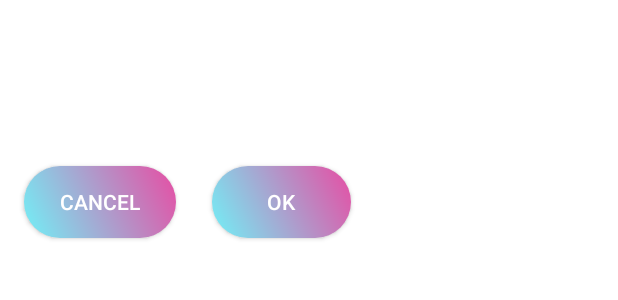
After one commit to dilipkumar4813/Randomiser-Android, an Android app: the layout dialog_two_button.xml on its own in the app's theme, with its tools: preview values and no code run, on a phone screen of 412 x 824 dp. The commit adds this screen. Shown: the top 300 px of the screen. Run offline under Robolectric (Android 15) with nearby library versions, the phone set to English and light mode, and no system bars.

Commit message:
Dialog Implementations

```diff
--- /dev/null
+++ b/app/src/main/res/layout/dialog_two_button.xml
@@ -0,0 +1,72 @@
+<?xml version="1.0" encoding="utf-8"?>
+<androidx.constraintlayout.widget.ConstraintLayout xmlns:android="http://schemas.android.com/apk/res/android"
+    xmlns:app="http://schemas.android.com/apk/res-auto"
+    xmlns:tools="http://schemas.android.com/tools"
+    android:layout_width="@dimen/dm_250"
+    android:layout_height="wrap_content">
+
+    <TextView
+        android:id="@+id/tv_title"
+        android:layout_width="wrap_content"
+        android:layout_height="wrap_content"
+        android:layout_marginTop="@dimen/dm_16"
+        android:fontFamily="@font/cairo_bold"
+        android:textSize="@dimen/sp_22"
+        app:layout_constraintEnd_toEndOf="parent"
+        app:layout_constraintStart_toStartOf="parent"
+        app:layout_constraintTop_toTopOf="parent" />
+
+    <TextView
+        android:id="@+id/tv_description"
+        android:layout_width="wrap_content"
+        android:layout_height="wrap_content"
+        android:layout_marginTop="@dimen/dm_16"
+        android:fontFamily="@font/cairo_regular"
+        android:textColor="@color/font_color"
+        android:textSize="@dimen/sp_14"
+        app:layout_constraintEnd_toEndOf="parent"
+        app:layout_constraintStart_toStartOf="parent"
+        app:layout_constraintTop_toBottomOf="@id/tv_title" />
+
+    <androidx.appcompat.widget.AppCompatButton
+        android:id="@+id/btn_left"
+        android:layout_width="@dimen/dm_0"
+        android:layout_height="wrap_content"
+        android:layout_marginStart="@dimen/dm_16"
+        android:layout_marginTop="@dimen/dm_16"
+        android:layout_marginEnd="@dimen/dm_8"
+        android:layout_marginBottom="@dimen/dm_16"
+        android:background="@drawable/gradient_rounded_button"
+        android:contentDescription="@android:string/ok"
+        android:text="@android:string/cancel"
+        android:textColor="@color/white"
+        app:layout_constraintBottom_toBottomOf="parent"
+        app:layout_constraintEnd_toEndOf="@id/guide_50"
+        app:layout_constraintStart_toStartOf="parent"
+        app:layout_constraintTop_toBottomOf="@id/tv_description" />
+
+    <androidx.constraintlayout.widget.Guideline
+        android:id="@+id/guide_50"
+        android:layout_width="wrap_content"
+        android:layout_height="wrap_content"
+        android:orientation="vertical"
+        app:layout_constraintGuide_percent="0.5" />
+
+    <androidx.appcompat.widget.AppCompatButton
+        android:id="@+id/btn_right"
+        android:layout_width="@dimen/dm_0"
+        android:layout_height="wrap_content"
+        android:layout_margin="@dimen/dm_16"
+        android:layout_marginStart="@dimen/dm_8"
+        android:layout_marginEnd="@dimen/dm_16"
+        android:layout_marginBottom="@dimen/dm_16"
+        android:background="@drawable/gradient_rounded_button"
+        android:contentDescription="@android:string/ok"
+        android:text="@android:string/ok"
+        android:textColor="@color/white"
+        app:layout_constraintBottom_toBottomOf="parent"
+        app:layout_constraintEnd_toEndOf="parent"
+        app:layout_constraintStart_toStartOf="@id/guide_50"
+        app:layout_constraintTop_toBottomOf="@id/tv_description" />
+
+</androidx.constraintlayout.widget.ConstraintLayout>
--- a/app/src/main/res/values/dimens.xml
+++ b/app/src/main/res/values/dimens.xml
@@ -18,6 +18,7 @@
     <dimen name="dm_64">64dp</dimen>
     <dimen name="dm_80">80dp</dimen>
     <dimen name="dm_150">150dp</dimen>
+    <dimen name="dm_250">250dp</dimen>
 
     <dimen name="sp_14">14sp</dimen>
     <dimen name="sp_22">22sp</dimen>
```
Also changed, not shown: app/src/main/java/com/iamdilipkumar/randomiser/dialogs/SingleButtonDialog.kt (+20 -1 lines), app/src/main/java/com/iamdilipkumar/randomiser/dialogs/TwoButtonDialog.kt (added, +43 -0 lines), app/src/main/java/com/iamdilipkumar/randomiser/helpers/TwoButtonDialogInterface.kt (added, +11 -0 lines), app/src/main/res/layout/dialog_single_button.xml (added, +45 -0 lines).
